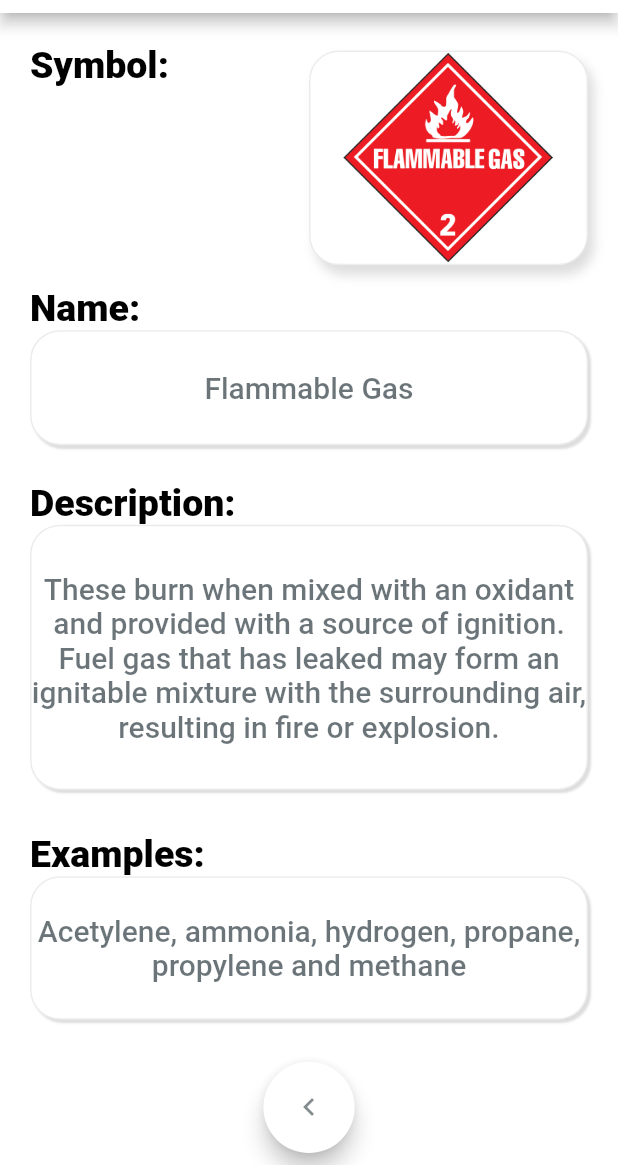
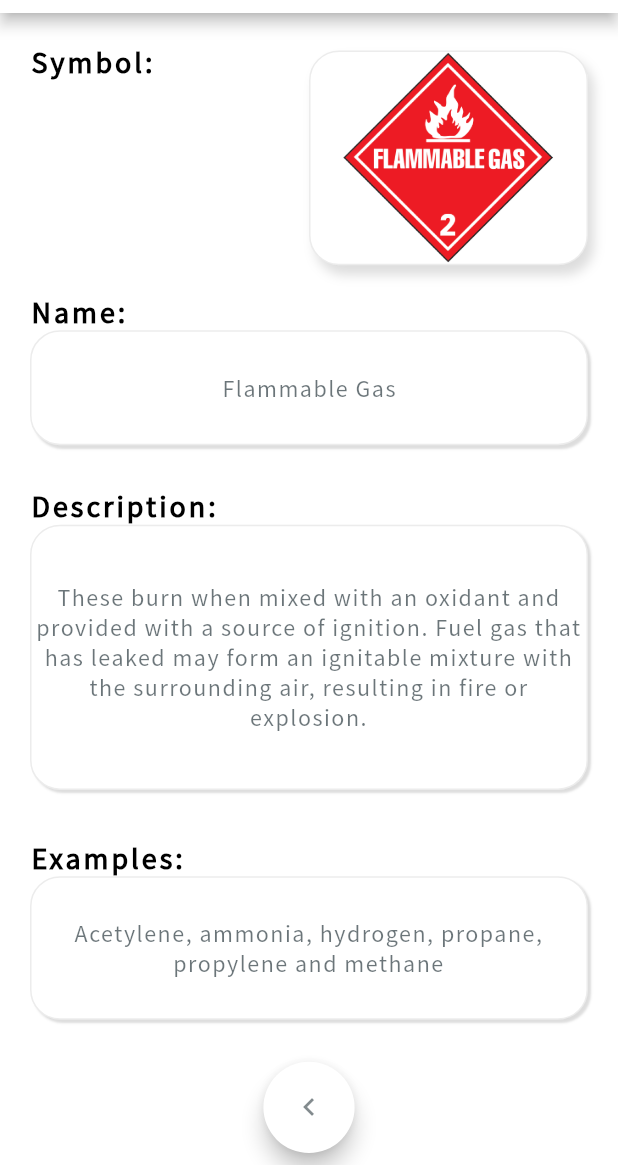
Before and after one commit to iamrasheeq/HazardSafety, a Flutter app: the screen it shows after launch, after a tap on "Flammable Gas", on a phone screen of 412 x 824 dp, the part 71-1236 px from its top. Run offline on Flutter 3.47's test engine with Material 2 defaults, Android fonts, the phone set to English and light mode, and no system bars.

Commit message:
Details page complete

```diff
--- a/lib/constants.dart
+++ b/lib/constants.dart
@@ -113,6 +113,57 @@ int indexOne(String nam) {
   return i;
 }
 
+var hazardDetalsData = [
+  [
+    "These burn when mixed with an oxidant and provided with a source of ignition. Fuel gas that has leaked may form an ignitable mixture with the surrounding air, resulting in fire or explosion.",
+    "Acetylene, ammonia, hydrogen, propane, propylene and methane"
+  ],
+  [
+    "Gases which are asphyxiants (gases which dilute or replace the oxygen in the atmosphere); or are oxidizing (gases which may, generally by providing oxygen, cause or contribute to the combustion of other material more than air does)",
+    "compressed air, nitrogen, argon, carbon dioxide, and helium"
+  ],
+  [
+    "Toxic gas can cause damage to living tissue, the central nervous system, severe illness, or even death. Some toxic gases are not visible, cannot be smelled, and/or they may not have an immediate effect but can be the cause of death.",
+    "carbon monoxide, chlorine, nitrogen dioxide and phosgene"
+  ],
+  [
+    "Oxidizing gas means any gas which may, generally by providing oxygen, cause or contribute to the combustion of other materials more than air does",
+    "chlorine, nitrous oxide, oxygen, and compressed air"
+  ],
+  [
+    "Liquids which can be easily ignited in air at ambient temperatures, i.e. it has a flash point at or below nominal threshold temperatures defined by a number of national and international standards organisations",
+    "gasoline, acetone, toluene, diethyl ether, alcohol"
+  ],
+  [
+    "Flammable solid is a solid object that is combustible or that may be a contributor to a fire through friction or brief contact with a source of ignition",
+    "metallic hydrides, metallic sodium and potassium, oily fabrics, processed metals, matches, and nitrocellulose products"
+  ],
+  [
+    "Spontaneously combustible materials are also known as pyrophorics; these chemicals can spontaneously ignite in the presence of air, some are reactive with water vapor, and most are reactive with oxygen",
+    "tert-Butyllithium under Hexanes and White Phosphorus"
+  ],
+  [
+    "Dangerous when wet material means a material that, by contact with water, gives off flammable or toxic gas.",
+    "sodium, calcium, potassium and calcium carbide"
+  ],
+  [
+    "Oxidizing materials may be toxic or corrosive. Depending on the material, route of exposure (inhalation, eye or skin contact, or swallowing) and dose, they could harm the body. Corrosive oxidizers can also attack and destroy metal",
+    "Hydrogen peroxide, ozone, oxygen, potassium nitrate, and nitric acid"
+  ],
+  [
+    "Organic peroxides are their fire and explosion hazards. Organic peroxides may also be toxic or corrosive. Depending on the material, route of exposure",
+    "methyl ethyl ketone peroxide"
+  ],
+  [
+    "A toxic substance is a substance that can be poisonous or cause health effects",
+    "Radon in basements, lead in drinking water, exhausts from cars and chemicals released from landfills"
+  ],
+  [
+    "Corrosives are materials that can attack and chemically destroy exposed body tissues. Corrosives can also damage or even destroy metal. They begin to cause damage as soon as they touch the skin, eyes, respiratory tract, digestive tract, or the metal.",
+    " hydrochloric acid, sulfuric acid, nitric acid, chromic acid, acetic acid and hydrofluoric acid"
+  ],
+];
+
 const ResultTextStyle = TextStyle(
   //color: popTextColor,
   fontSize: 22.0,
@@ -134,19 +185,16 @@ const conLabel = TextStyle(
 );
 const conTitleDetals = TextStyle(
   //color: Color(0xB00D1D24),
+  fontFamily: 'Source Sans Pro',
+  letterSpacing: 2,
   color: Colors.black,
-  fontSize: 25,
+  fontSize: 20,
   fontWeight: FontWeight.w800,
 );
 const conBodyDetals = TextStyle(
+  fontFamily: 'Source Sans Pro',
+  letterSpacing: 1,
   color: Color(0x9C0D1D24),
-  fontSize: 20,
-  fontWeight: FontWeight.w500,
+  fontSize: 16,
+  fontWeight: FontWeight.w400,
 );
-
-var hazardDetalsData = [
-  [
-    "These burn when mixed with an oxidant and provided with a source of ignition. Fuel gas that has leaked may form an ignitable mixture with the surrounding air, resulting in fire or explosion.",
-    "Acetylene, ammonia, hydrogen, propane, propylene and methane"
-  ],
-];
--- a/lib/hazardList.dart
+++ b/lib/hazardList.dart
@@ -84,9 +84,12 @@ class _hazardListState extends State<hazardList> {
                         hazardName_en[index],
                         textAlign: TextAlign.center,
                         style: TextStyle(
+                            fontFamily: 'Source Sans Pro',
+                            letterSpacing: .5,
                             fontSize: 16,
                             color: Color(0x830D1D24),
-                            fontWeight: FontWeight.w400),
+                            //color: Color(0x9C0D1D24),
+                            fontWeight: FontWeight.w500),
                       ),
                     ),
                   ],
```
Also changed, not shown: pubspec.yaml (+13 -15 lines), fonts/Pacifico-Regular.ttf (added), fonts/SourceSansPro-Regular.ttf (added), fonts/SpaceMono-Regular.ttf (added).
